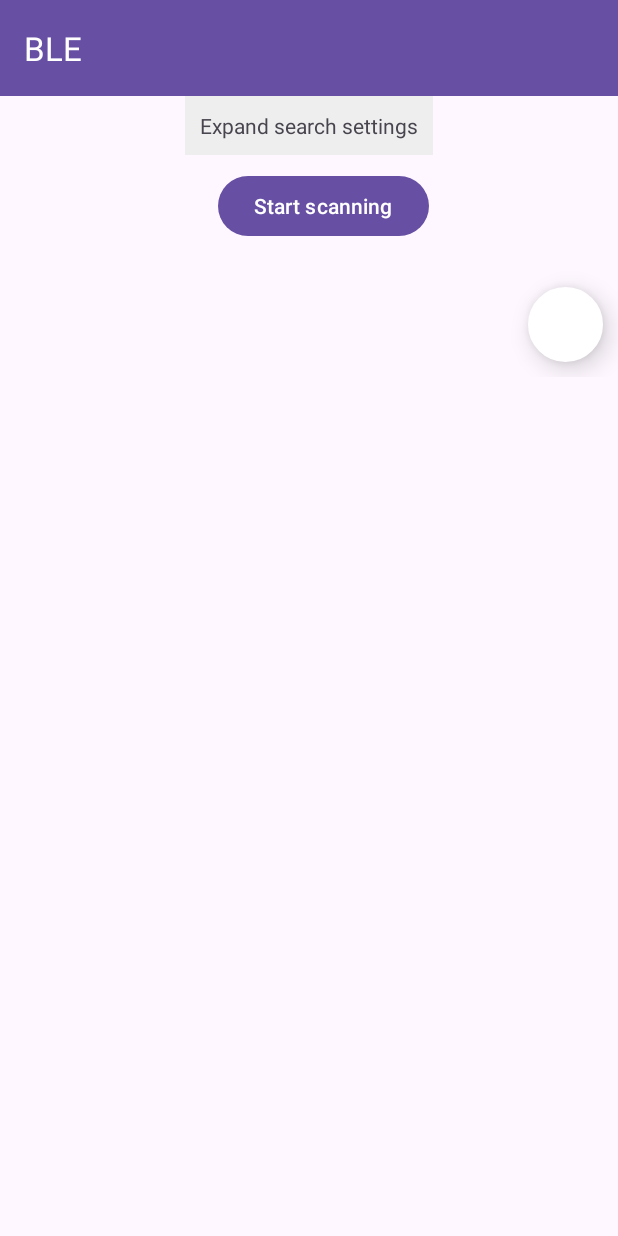
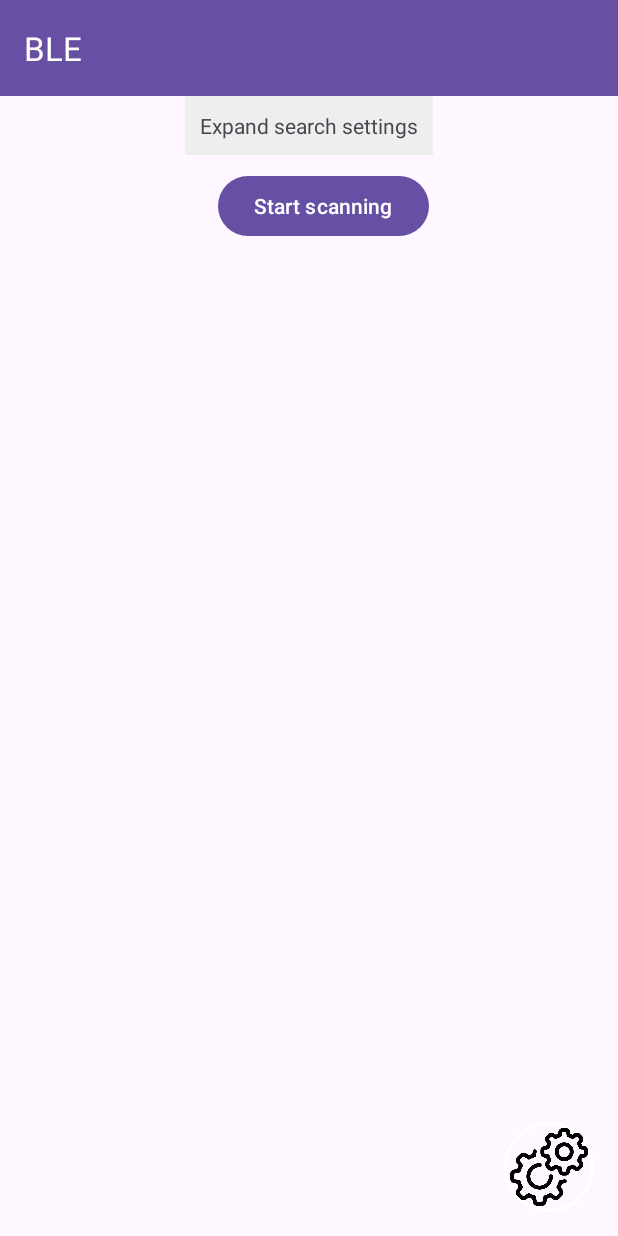
Before and after one commit to hienlk/fallen_detector_app, an Android app: the screen it shows after launch (MainActivity), on a phone screen of 412 x 824 dp. Run offline under Robolectric (Android 15) with nearby library versions, the light colour scheme and no system bars.

Commit message:
not done

```diff
--- a/app/build.gradle
+++ b/app/build.gradle
@@ -38,6 +38,8 @@ dependencies {
     testImplementation libs.junit
     androidTestImplementation libs.ext.junit
     androidTestImplementation libs.espresso.core
+    implementation 'com.google.android.gms:play-services-location:18.0.0'
+
 
 }
 
--- a/app/src/main/java/com/ble/MainActivity.java
+++ b/app/src/main/java/com/ble/MainActivity.java
@@ -64,8 +64,9 @@ public class MainActivity extends AppCompatActivity implements View.OnClickListe
     private static final int REQUEST_CODE_PERMISSION_LOCATION = 2;
     private static final int REQUEST_CODE_BLUETOOTH_PERMISSIONS = 3;
 
-    private static final String PREF_NAME = "AppPreferences";
-    private static final String KEY_PHONE = "phone_number";
+    public static final String PREF_NAME = "MyAppPreferences";
+    public static final String KEY_PHONE = "saved_phone_number";
+
 
     private LinearLayout layout_setting;
     private TextView txt_setting;
@@ -453,11 +454,4 @@ public class MainActivity extends AppCompatActivity implements View.OnClickListe
         editor.apply();
     }
 
-//    // Method to retrieve phone number
-//    public String getPhoneNumber() {
-//        SharedPreferences preferences = getSharedPreferences(PREF_NAME, Context.MODE_PRIVATE);
-//        return preferences.getString(KEY_PHONE, ""); // "" is the default value if no phone number is found
-//    }
-
-
 }
--- a/app/src/main/res/drawable/rounded_button.xml
+++ b/app/src/main/res/drawable/rounded_button.xml
@@ -3,7 +3,7 @@
     <item android:state_pressed="false">
         <shape android:shape="rectangle">
             <corners android:radius="1000dp" />
-            <solid android:color="@color/cardview_light_background" />
+            <solid android:color="@android:color/transparent" /> <!-- Màu trong suốt -->
             <stroke
                 android:width="2dip"
                 android:color="@color/cardview_light_background" />
--- a/app/src/main/res/layout/activity_main.xml
+++ b/app/src/main/res/layout/activity_main.xml
@@ -1,9 +1,12 @@
 <?xml version="1.0" encoding="utf-8"?>
-<LinearLayout xmlns:android="http://schemas.android.com/apk/res/android"
+<RelativeLayout xmlns:android="http://schemas.android.com/apk/res/android"
     xmlns:app="http://schemas.android.com/apk/res-auto"
     android:layout_width="match_parent"
+    android:layout_height="match_parent">
+
+    <LinearLayout
+        android:layout_width="match_parent"
         android:layout_height="wrap_content"
-    android:animateLayoutChanges="true"
         android:orientation="vertical">
 
         <androidx.appcompat.widget.Toolbar
@@ -133,15 +136,19 @@
                 android:scrollbars="none" />
 
         </FrameLayout>
+
+    </LinearLayout>
+
     <ImageButton
         android:id="@+id/btn_setting"
-        android:layout_width="50dp"
-        android:layout_height="50dp"
+        android:layout_width="60dp"
+        android:layout_height="60dp"
         android:background="@drawable/rounded_button"
-        android:layout_gravity="end|bottom"
-        android:layout_margin="10dp"
+        android:layout_alignParentEnd="true"
+        android:layout_alignParentBottom="true"
+        android:layout_margin="16dp"
         android:elevation="10dp"
-        android:drawableStart="@drawable/ic_setting"
-        android:padding="1dp" />
+        android:src="@drawable/settings"
+        android:scaleType="centerInside" />
 
-    </LinearLayout>
+</RelativeLayout>
```
Also changed, not shown: app/src/main/java/com/ble/operation/CharacteristicOperationFragment.java (+70 -1 lines), app/src/main/java/com/ble/operation/OperationActivity.java (line endings or trailing spaces), app/src/main/res/drawable/ic_wx.jpg (deleted), app/src/main/res/drawable/settings.png (added). Lines whose indentation alone changed are shown as unchanged.
